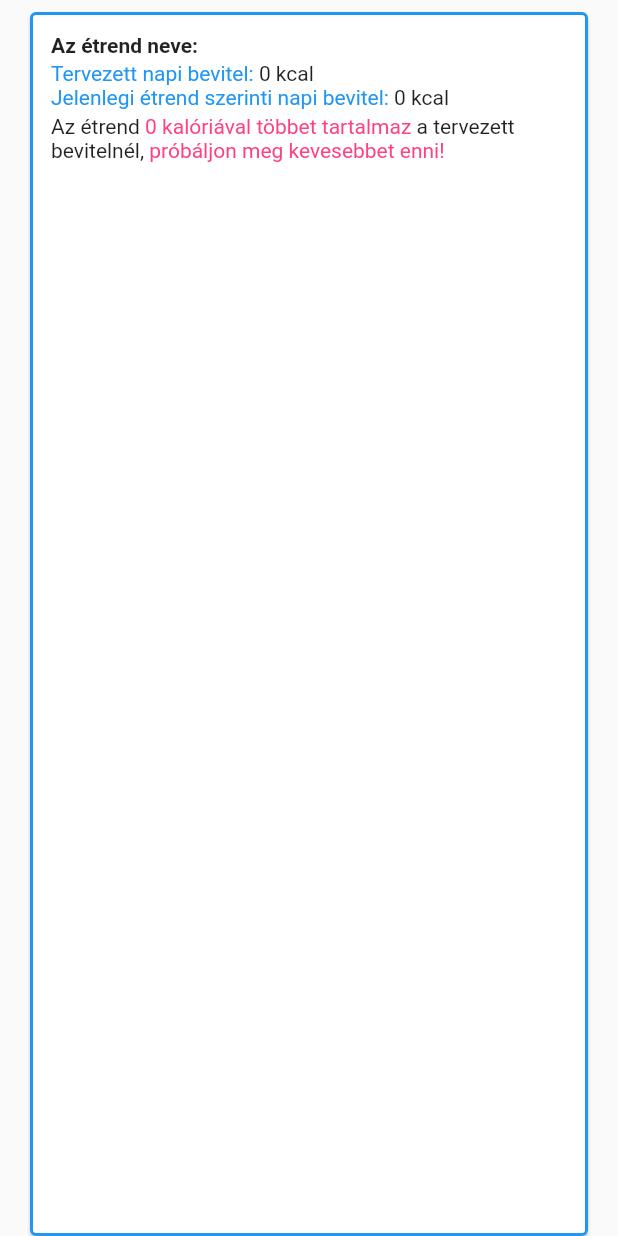
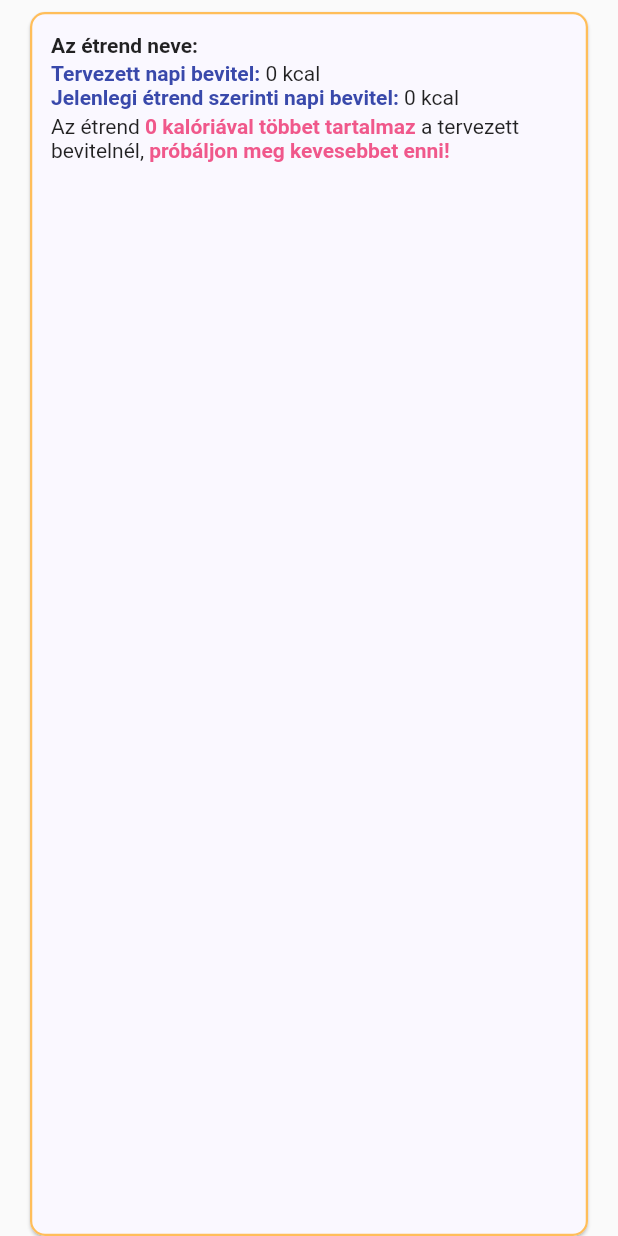
Before and after one commit to JuhaszZoltanAntal/diet_and_shopping_list_app, a Flutter app: the Dashboard widget shown alone on an empty page, opened directly with empty values, on a phone screen of 412 x 824 dp. Run offline on Flutter 3.47's test engine with Material 2 defaults, Android fonts, the phone set to English and light mode, and no system bars; our stand-ins replace basic_utils, font_awesome_flutter, hive, hive_flutter; missing offline and left inert: autocomplete_textfield; accounts and stored records are empty.

Commit message:
Fix some errors in the AndroidManifest.xml file and change styles, colors and the launcher icon

```diff
--- a/lib/page/diet_generator_page.dart
+++ b/lib/page/diet_generator_page.dart
@@ -13,7 +13,7 @@ class DietGeneratorPage extends StatelessWidget {
       appBar: AppBar(
         title: const Text('Étrend Generálás'),
         centerTitle: true,
-        backgroundColor: Colors.green,
+        backgroundColor: Color(0xff3949AB),
       ),
       body: const NewDietGeneratorForm(),
     );
--- a/lib/page/meals_page.dart
+++ b/lib/page/meals_page.dart
@@ -34,7 +34,7 @@ class _MealsPageState extends State<MealsPage> {
       appBar: AppBar(
         title: const Text('Étkezések'),
         centerTitle: true,
-        backgroundColor: Colors.green,
+        backgroundColor: Color(0xff3949AB),
       ),
       body: allMeals.isNotEmpty
           ? Column(
--- a/lib/page/new_meal_page.dart
+++ b/lib/page/new_meal_page.dart
@@ -13,7 +13,7 @@ class NewMealPage extends StatelessWidget {
       appBar: AppBar(
         title: const Text('Új étkezés hozzáadása'),
         centerTitle: true,
-        backgroundColor: Colors.green,
+        backgroundColor: Color(0xff3949AB),
       ),
       body: const NewMealForm(),
     );
--- a/lib/widget/dashboard.dart
+++ b/lib/widget/dashboard.dart
@@ -20,9 +20,11 @@ class _DashboardState extends State<Dashboard> {
   @override
   Widget build(BuildContext context) {
     return Card(
+      color: Color(0xffFAF8FF),
       margin: const EdgeInsets.only(left: 20, right: 20, bottom: 0, top: 8),
-      shape: const OutlineInputBorder(
-        borderSide: BorderSide(color: Colors.blue, width: 2),
+      shape: OutlineInputBorder(
+        borderSide: BorderSide(color: Color(0xffFFBE5A), width: 1.5),
+        borderRadius: BorderRadius.circular(10),
       ),
       child: Padding(
         padding: const EdgeInsets.all(14.0),
@@ -58,7 +60,9 @@ class _DashboardState extends State<Dashboard> {
                   children: <TextSpan>[
                     const TextSpan(
                       text: 'Tervezett napi bevitel:',
-                      style: TextStyle(color: Colors.blue),
+                      style: TextStyle(
+                          color: Color(0xff3949AB),
+                          fontWeight: FontWeight.bold),
                     ),
                     TextSpan(text: ' ${widget.expectedKcalPerDay} kcal'),
                   ],
@@ -74,7 +78,9 @@ class _DashboardState extends State<Dashboard> {
                   children: <TextSpan>[
                     const TextSpan(
                       text: 'Jelenlegi étrend szerinti napi bevitel:',
-                      style: TextStyle(color: Colors.blue),
+                      style: TextStyle(
+                          color: Color(0xff3949AB),
+                          fontWeight: FontWeight.bold),
                     ),
                     TextSpan(text: ' ${widget.dietKcalPerDay} kcal'),
                   ],
@@ -94,13 +100,17 @@ class _DashboardState extends State<Dashboard> {
                       TextSpan(
                         text:
                                   '${widget.expectedKcalPerDay - widget.dietKcalPerDay} kalóriával kevesebbet',
-                              style: const TextStyle(color: Colors.green),
+                              style: const TextStyle(
+                                  color: Color(0xff1FB18F),
+                                  fontWeight: FontWeight.bold),
                             ),
                       const TextSpan(
                           text: ' tartalmaz a tervezett bevitelnél, '),
                       const TextSpan(
                         text: 'próbáljon meg többet enni!',
-                              style: TextStyle(color: Colors.green),
+                              style: TextStyle(
+                                  color: Color(0xff1FB18F),
+                                  fontWeight: FontWeight.bold),
                             ),
                     ],
                   ),
@@ -116,12 +126,16 @@ class _DashboardState extends State<Dashboard> {
                       TextSpan(
                         text:
                                   '${((widget.expectedKcalPerDay - widget.dietKcalPerDay) * (-1))} kalóriával többet tartalmaz',
-                              style: const TextStyle(color: Colors.pinkAccent),
+                              style: const TextStyle(
+                                  color: Color(0xffF0588B),
+                                  fontWeight: FontWeight.bold),
                             ),
                       const TextSpan(text: ' a tervezett bevitelnél, '),
                       const TextSpan(
                         text: 'próbáljon meg kevesebbet enni!',
-                              style: TextStyle(color: Colors.pinkAccent),
+                              style: TextStyle(
+                                  color: Color(0xffF0588B),
+                                  fontWeight: FontWeight.bold),
                             ),
                     ],
                   ),
--- a/lib/widget/meal_type_bubble.dart
+++ b/lib/widget/meal_type_bubble.dart
@@ -11,9 +11,9 @@ class MealTypeBubble extends StatelessWidget {
       margin: const EdgeInsets.only(right: 4),
       padding: const EdgeInsets.all(5),
       decoration: const BoxDecoration(
-        color: Colors.blue,
+        color: Color(0xffFFBE5A),
         borderRadius: BorderRadius.all(
-          Radius.circular(7),
+          Radius.circular(10),
         ),
       ),
       child: Text(
--- a/lib/widget/navigation_drawer_widget.dart
+++ b/lib/widget/navigation_drawer_widget.dart
@@ -73,7 +73,7 @@ class NavigationDrawerWidget extends StatelessWidget {
   Widget build(BuildContext context) {
     return Drawer(
       child: Material(
-        color: Colors.blue,
+        color: Color(0xff1FB18F),
         child: ListView(
           padding: const EdgeInsets.symmetric(horizontal: 20, vertical: 60),
           children: <Widget>[
--- a/lib/widget/new_diet_generator_form.dart
+++ b/lib/widget/new_diet_generator_form.dart
@@ -161,7 +161,7 @@ class _NewDietGeneratorFormState extends State<NewDietGeneratorForm> {
                               'Sikeres étrend és vásárló lista generálás!',
                               style: TextStyle(color: Colors.white),
                             ),
-                            backgroundColor: Colors.green,
+                            backgroundColor: Color(0xff1FB18F),
                           ),
                         );
                         /*Reset form*/
@@ -172,7 +172,7 @@ class _NewDietGeneratorFormState extends State<NewDietGeneratorForm> {
                       ScaffoldMessenger.of(context).showMaterialBanner(
                         MaterialBanner(
                           content: const Text('Töltse ki az összes mezőt!'),
-                          backgroundColor: Colors.pinkAccent,
+                          backgroundColor: Color(0xffF0588B),
                           contentTextStyle:
                               const TextStyle(color: Colors.white),
                           actions: [
```
Also changed, not shown: lib/helper.dart (+5 -2 lines), lib/main.dart (+8 -3 lines), lib/page/diet_page.dart (+4 -4 lines), lib/page/shopping_list_page.dart (+7 -6 lines), lib/widget/meal_card.dart (+6 -3 lines), lib/widget/new_meal_form.dart (+4 -4 lines), assets/icon/icon.png, assets/icon/icon2.png (added), 21 other files. Lines whose indentation alone changed are shown as unchanged.
